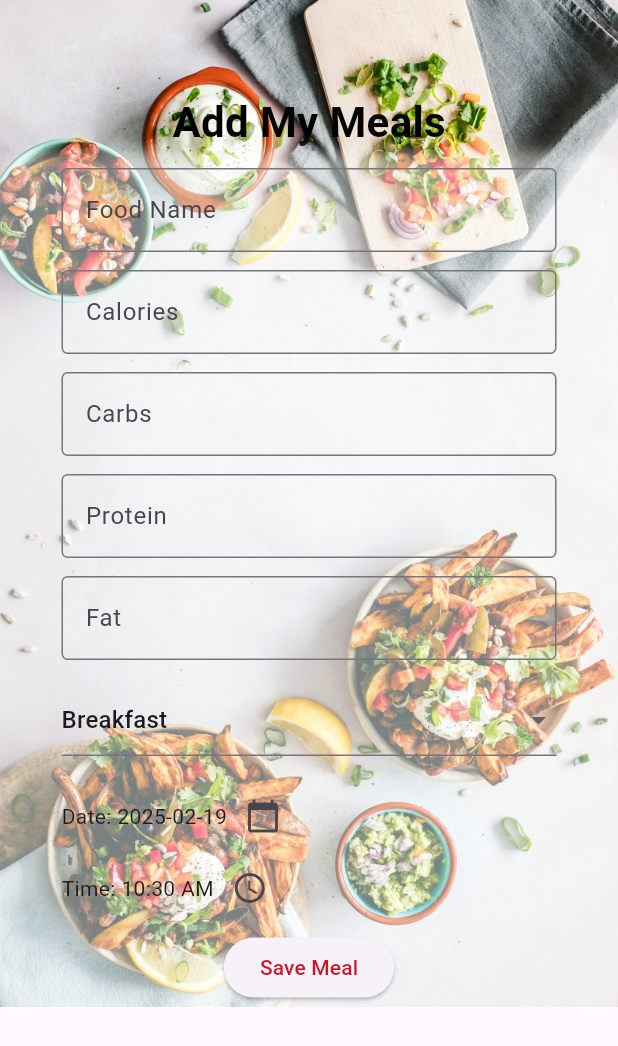
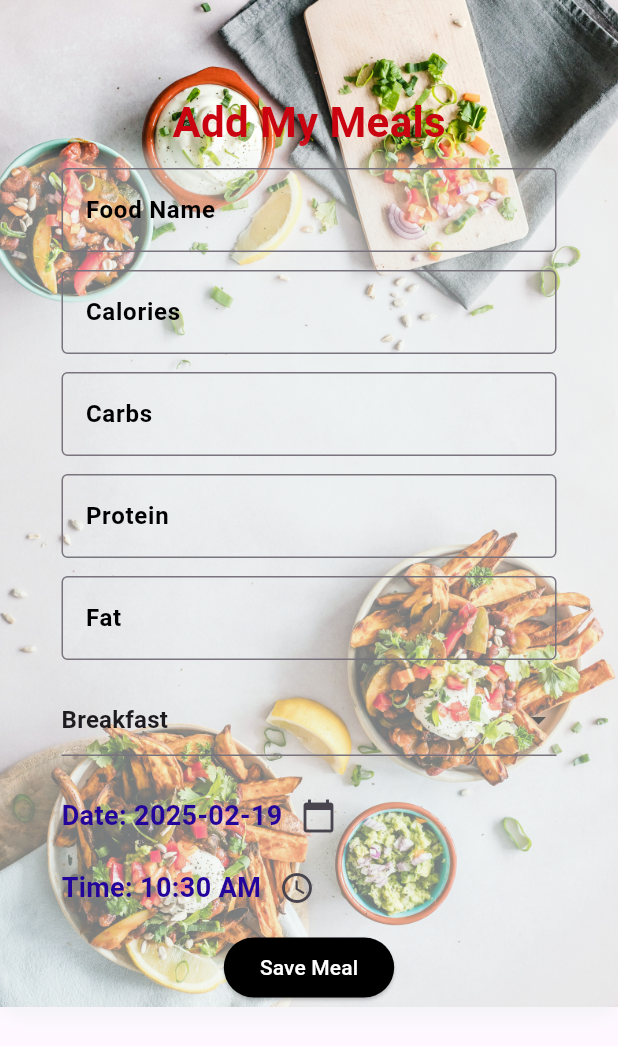
Before and after one commit to Thisarani123/Dietary_Log_Application, a Flutter app: the AddMealScreen screen opened directly, on a phone screen of 412 x 824 dp. Shown: the top 1046 px of the screen. Run offline on Flutter 3.47's test engine with Material 3 defaults, Android fonts, the light colour scheme and no system bars; our stand-ins replace cloud_firestore, firebase_auth, firebase_core, google_fonts; accounts and stored records are empty.

Commit message:
Updated AddMeal page

```diff
--- a/lib/AddMeal.dart
+++ b/lib/AddMeal.dart
@@ -111,15 +111,15 @@ class _AddMealScreenState extends State<AddMealScreen> {
                     style: TextStyle(
                         fontSize: 28,
                         fontWeight: FontWeight.bold,
-                        color: Colors.black)),
+                        color: const Color.fromARGB(255, 202, 3, 16))),
                 SizedBox(height: 10),
                 Container(
                   decoration: BoxDecoration(
-                    color: Color.fromARGB(255, 134, 201, 201).withOpacity(0.1),
+                    color: Color.fromARGB(255, 255, 255, 255).withOpacity(0.1),
                     borderRadius: BorderRadius.circular(30),
                     boxShadow: [
                       BoxShadow(
-                          color: Colors.white.withOpacity(0.5),
+                          color: const Color.fromARGB(255, 237, 241, 241).withOpacity(0.5),
                           spreadRadius: 10,
                           blurRadius: 8),
                     ],
@@ -132,6 +132,7 @@ class _AddMealScreenState extends State<AddMealScreen> {
                           controller: _foodController,
                           decoration: InputDecoration(
                               labelText: 'Food Name',
+                              labelStyle: TextStyle(color: Colors.black, fontWeight: FontWeight.bold),
                               border: OutlineInputBorder())),
                       SizedBox(height: 12),
                       TextField(
@@ -139,6 +140,7 @@ class _AddMealScreenState extends State<AddMealScreen> {
                           keyboardType: TextInputType.number,
                           decoration: InputDecoration(
                               labelText: 'Calories',
+                              labelStyle: TextStyle(color: Colors.black, fontWeight: FontWeight.bold),
                               border: OutlineInputBorder())),
                       SizedBox(height: 12),
                       TextField(
@@ -146,6 +148,7 @@ class _AddMealScreenState extends State<AddMealScreen> {
                           keyboardType: TextInputType.number,
                           decoration: InputDecoration(
                               labelText: 'Carbs',
+                              labelStyle: TextStyle(color: Colors.black, fontWeight: FontWeight.bold),
                               border: OutlineInputBorder())),
                       SizedBox(height: 12),
                       TextField(
@@ -153,13 +156,16 @@ class _AddMealScreenState extends State<AddMealScreen> {
                           keyboardType: TextInputType.number,
                           decoration: InputDecoration(
                               labelText: 'Protein',
+                              labelStyle: TextStyle(color: Colors.black, fontWeight: FontWeight.bold),
                               border: OutlineInputBorder())),
                       SizedBox(height: 12),
                       TextField(
                           controller: _fatController,
                           keyboardType: TextInputType.number,
                           decoration: InputDecoration(
-                              labelText: 'Fat', border: OutlineInputBorder())),
+                              labelText: 'Fat',
+                              labelStyle: TextStyle(color: Colors.black, fontWeight: FontWeight.bold),
+                              border: OutlineInputBorder())),
                       SizedBox(height: 16),
                       DropdownButtonFormField<String>(
                         value: _mealType,
@@ -170,14 +176,15 @@ class _AddMealScreenState extends State<AddMealScreen> {
                         },
                         items: ['Breakfast', 'Lunch', 'Dinner', 'Snack']
                             .map((mealType) => DropdownMenuItem(
-                                value: mealType, child: Text(mealType)))
+                                value: mealType, child: Text(mealType, style: TextStyle(fontWeight: FontWeight.bold),)))
                             .toList(),
                       ),
                       SizedBox(height: 16),
                       Row(
                         children: [
                           Text(
-                              'Date: ${DateFormat('yyyy-MM-dd').format(_selectedDate)}'),
+                              'Date: ${DateFormat('yyyy-MM-dd').format(_selectedDate)}',
+                              style: TextStyle(fontWeight: FontWeight.bold, fontSize: 18, color: const Color.fromARGB(255, 35, 5, 155))),
                           IconButton(
                               icon: Icon(Icons.calendar_today),
                               onPressed: () => _selectDate(context)),
@@ -185,7 +192,8 @@ class _AddMealScreenState extends State<AddMealScreen> {
                       ),
                       Row(
                         children: [
-                          Text('Time: ${_selectedTime.format(context)}'),
+                          Text('Time: ${_selectedTime.format(context)}',
+                          style: TextStyle(fontWeight: FontWeight.bold, fontSize: 18,color: const Color.fromARGB(255, 35, 5, 155))),
                           IconButton(
                               icon: Icon(Icons.access_time),
                               onPressed: () => _selectTime(context)),
@@ -193,7 +201,11 @@ class _AddMealScreenState extends State<AddMealScreen> {
                       ),
                       SizedBox(height: 5),
                       ElevatedButton(
-                          onPressed: _saveMeal, child: Text('Save Meal',style: TextStyle(color: const Color.fromARGB(255, 203, 20, 38)),)),
+                          onPressed: _saveMeal,
+                          style: ElevatedButton.styleFrom(
+                          backgroundColor: Colors.black,
+                        ),
+                          child: Text('Save Meal',style: TextStyle(color: const Color.fromARGB(255, 255, 255, 255)))),
                     ],
                   ),
                 ),
```
